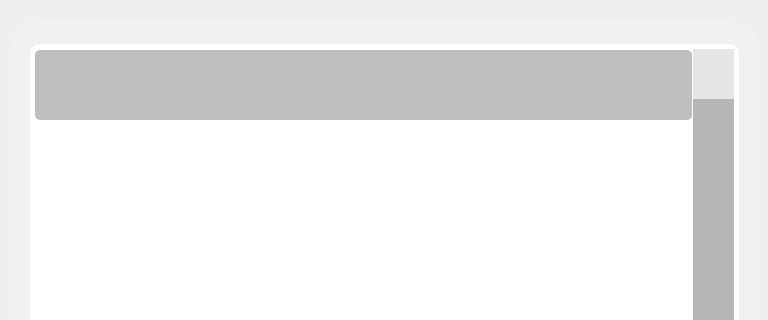
ChandraMVE/PSSC_QT_Development, file pApp-22-June-2021/smemory.ui: the form before one commit; both pictures show x 0 to 768 and y 0 to 320 of the 768 by 944 pixel window.
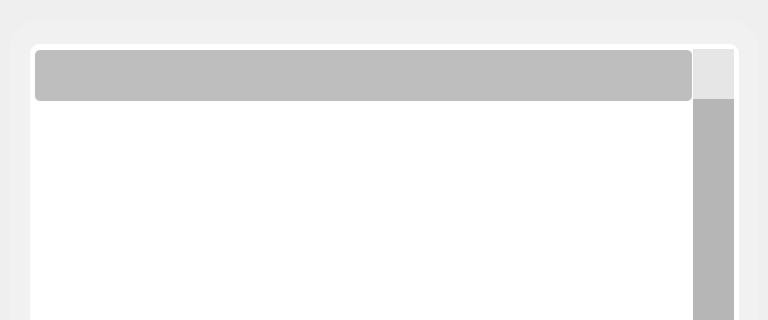
The form after the commit. Icons and pictures are not drawn.

Commit message: 2 changes 1. Added Home button to Rinsing Tab 2. Formula Row-1 in Memory Tab is Partially Hidden Issue is solved

```diff
--- a/pApp-22-June-2021/smemory.ui
+++ b/pApp-22-June-2021/smemory.ui
@@ -459,7 +459,7 @@
         <x>21</x>
         <y>30</y>
         <width>661</width>
-        <height>70</height>
+        <height>51</height>
        </rect>
       </property>
       <property name="sizePolicy">
```
The commit also changes 5 other files.
